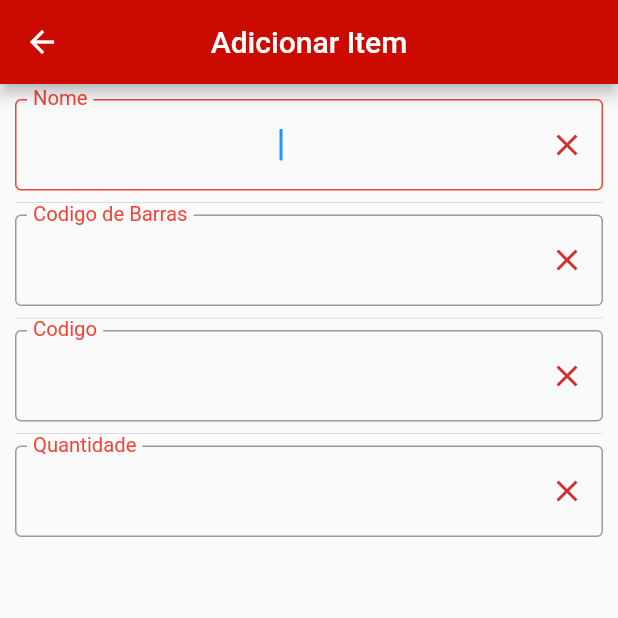
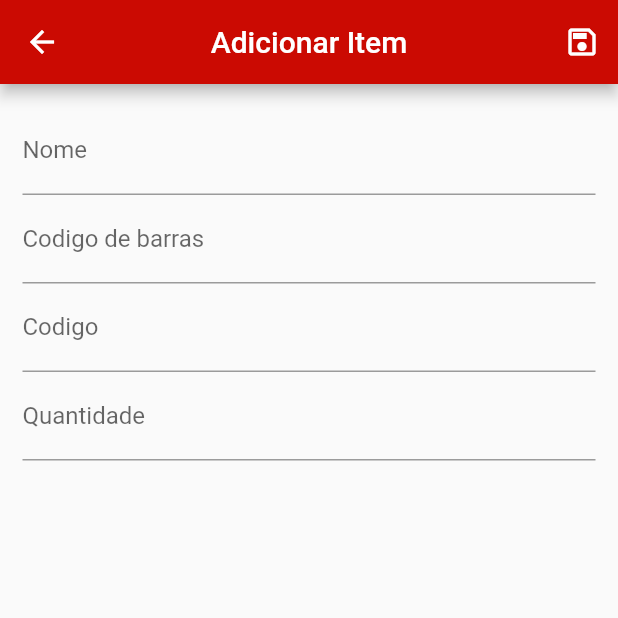
Before and after one commit to guedes-vinicius/Crud_MySql, a Flutter app: the Add screen opened directly, on a phone screen of 412 x 824 dp, the top half of it. Run offline on Flutter 3.47's test engine with Material 2 defaults, Android fonts, the phone set to English and light mode, and no system bars; our stand-ins replace get; missing offline and left inert: flutter_barcode_scanner, sortedmap.

Commit message:
alteração para cadastro

```diff
--- a/lib/body/add_item.dart
+++ b/lib/body/add_item.dart
@@ -1,34 +1,49 @@
 import 'package:contador_estoque/components/text_dialog.dart';
-import'package:flutter/material.dart';
+import 'package:flutter/material.dart';
+import 'package:contador_estoque/widgets/button.dart';
+import 'package:get/get.dart';
 
 class Add extends StatelessWidget {
-  TextEditingController nomeProd = TextEditingController();
-  TextEditingController codigo = TextEditingController();
-  TextEditingController codBarra = TextEditingController();
-  TextEditingController qtdProduto = TextEditingController();
+  final _form = GlobalKey<FormState>();
+
   @override
   Widget build(BuildContext context) {
     return Scaffold(
         appBar: AppBar(
             title: Text('Adicionar Item'),
+            actions: [
+              IconButton(icon: Icon(Icons.save_outlined), onPressed: () {
+                _form.currentState.save();
+                Get.back();
+              })
+            ],
             centerTitle: true,
-        backgroundColor: Color(0xFFCB0A02)
+            backgroundColor: Color(0xFFCB0A02)),
+        body: Padding(
+          padding: EdgeInsets.all(15.0),
+          child: Form(
+            key: _form,
+            child: Column(
+              children: <Widget>[
+                TextFormField(
+                  decoration: InputDecoration(labelText: 'Nome'),
+                  onSaved: (value){
+                    print(value);
+                  },
                 ),
-      body: SingleChildScrollView(
-        padding: EdgeInsets.all(10.0),
-        child: Column(
-          crossAxisAlignment: CrossAxisAlignment.stretch,
-          children: [
-            buildTextField("Nome", nomeProd, TextInputAction.done),
-          Divider(),
-            buildTextField("Codigo de Barras", codBarra, TextInputAction.done),
-            Divider(),
-            buildTextField("Codigo", codigo, TextInputAction.done),
-            Divider(),
-            buildTextField("Quantidade", qtdProduto, TextInputAction.done),
+                TextFormField(
+                  decoration: InputDecoration(labelText: 'Codigo de barras'),
+                ),
+                TextFormField(
+                  decoration: InputDecoration(labelText: 'Codigo'),
+                ),
+                TextFormField(
+                  decoration: InputDecoration(labelText: 'Quantidade'),
+                  keyboardType: TextInputType.number,
+                ),
               ],
             ),
-      )
-    );
+          ),
+        ));
   }
 }
--- a/lib/components/text_dialog.dart
+++ b/lib/components/text_dialog.dart
@@ -6,7 +6,7 @@ Widget buildTextField(String title, TextEditingController c, TextInputAction) {
     controller: c,
     decoration: InputDecoration(
       focusedBorder:
-          OutlineInputBorder(borderSide: BorderSide(color: Colors.red)),
+      OutlineInputBorder(borderSide: BorderSide(color: Colors.red)),
       floatingLabelBehavior: FloatingLabelBehavior.always,
       labelText: title,
       labelStyle: TextStyle(color: Colors.red),
--- a/lib/widgets/home_widgets.dart
+++ b/lib/widgets/home_widgets.dart
@@ -20,7 +20,7 @@ class Find extends StatelessWidget {
         children: <Widget>[
           Padding(
             padding: EdgeInsets.all(10.0),
-            child: buildTextField("Pesquise aqui", controller,TextInputAction.search,)
+            child: buildTextField("Pesquise aqui", controller,TextInputAction.search)
           ),
         ],
       ),
```
Also changed, not shown: lib/widgets/button.dart (added, +20 -0 lines). Lines whose indentation alone changed are shown as unchanged.
